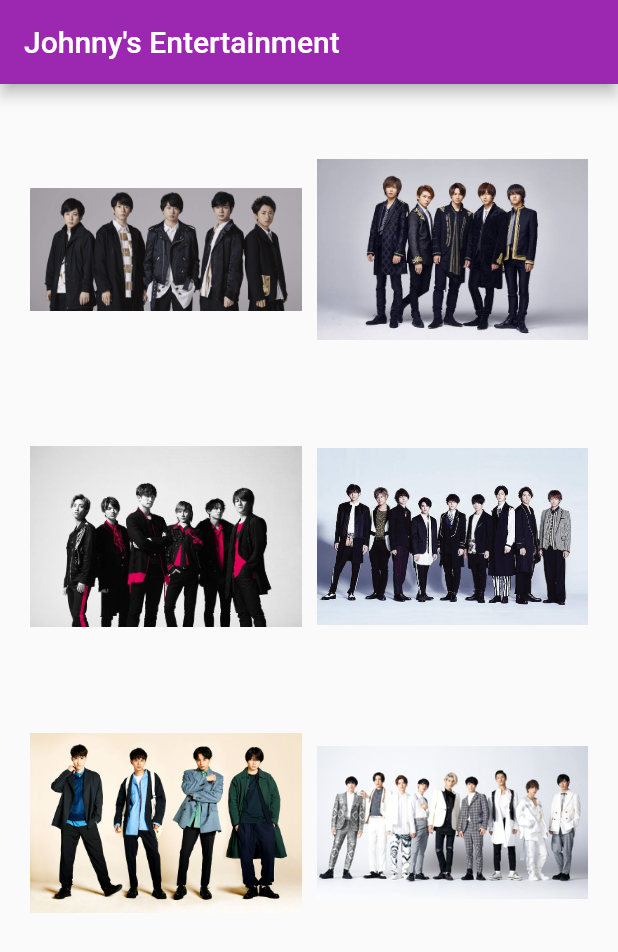
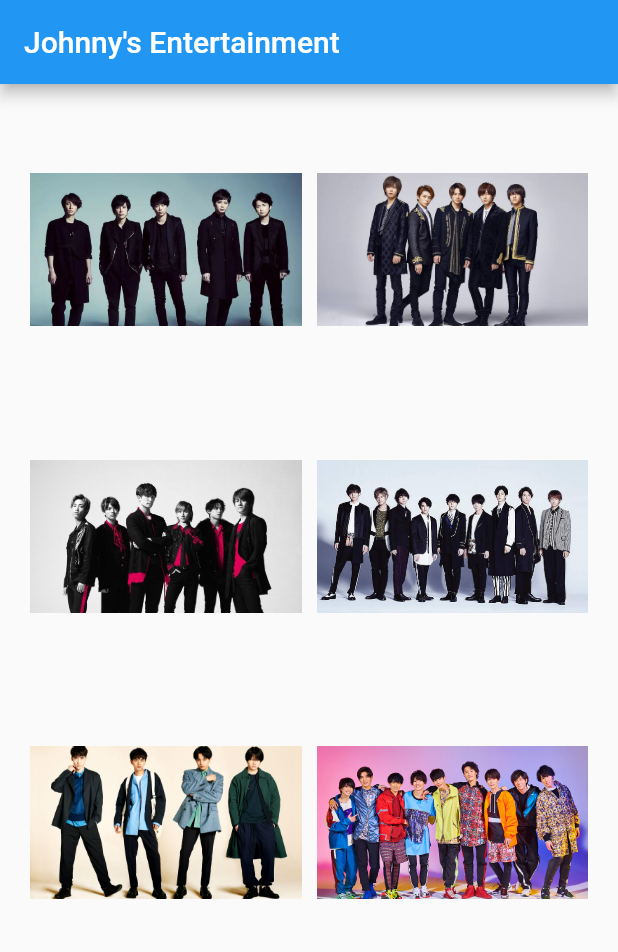
Before and after one commit to ainanabilahh/johnnysidolfe, a Flutter app: the screen it shows after launch, on a phone screen of 412 x 824 dp. Shown: the top 952 px of the screen. Run offline on Flutter 3.47's test engine with Material 2 defaults, Android fonts, the phone set to English and light mode, and no system bars.

Commit message:
Update image

```diff
--- a/lib/main.dart
+++ b/lib/main.dart
@@ -5,73 +5,32 @@ void main() {
 }
 
 class MyApp extends StatelessWidget {
-  // This widget is the root of your application.
   @override
   Widget build(BuildContext context) {
     return MaterialApp(
-      title: 'Johnny\'s Entertainment',
-      theme: ThemeData(
-        // This is the theme of your application.
-        //
-        // Try running your application with "flutter run". You'll see theb
-        // application has a blue toolbar. Then, without quitting the app, try
-        // changing the primarySwatch below to Colors.green and then invoke
-        // "hot reload" (press "r" in the console where you ran "flutter run",
-        // or simply save your changes to "hot reload" in a Flutter IDE).
-        // Notice that the counter didn't reset back to zero; the application
-        // is not restarted.
-        primarySwatch: Colors.purple,
-        // This makes the visual density adapt to the platform that you run
-        // the app on. For desktop platforms, the controls will be smaller and
-        // closer together (more dense) than on mobile platforms.
-        visualDensity: VisualDensity.adaptivePlatformDensity,
-      ),
-      home: MyHomePage(title: 'Johnny\'s Entertainment'),
+      home: HomeScreen(),
     );
   }
 }
 
-class MyHomePage extends StatefulWidget {
-  MyHomePage({
-    Key key,
-    this.title
+class HomeScreen extends StatefulWidget {
+  HomeScreen({
+    Key key
   }): super(key: key);
 
-  // This widget is the home page of your application. It is stateful, meaning
-  // that it has a State object (defined below) that contains fields that affect
-  // how it looks.
-
-  // This class is the configuration for the state. It holds the values (in this
-  // case the title) provided by the parent (in this case the App widget) and
-  // used by the build method of the State. Fields in a Widget subclass are
-  // always marked "final".
-
-  final String title;
-
-  @override
-  _MyHomePageState createState() => _MyHomePageState();
+  _HomeScreenState createState() => _HomeScreenState();
 }
 
-class _MyHomePageState extends State < MyHomePage > {
-
+class _HomeScreenState extends State < HomeScreen > {
   @override
   Widget build(BuildContext context) {
-    // This method is rerun every time setState is called, for instance as done
-    // by the _incrementCounter method above.
-    //
-    // The Flutter framework has been optimized to make rerunning build methods
-    // fast, so that you can just rebuild anything that needs updating rather
-    // than having to individually change instances of widgets.
     return Scaffold(
       appBar: AppBar(
         // Here we take the value from the MyHomePage object that was created by
         // the App.build method, and use it to set our appbar title.
-        title: Text(widget.title),
+        title: Text("Johnny's Entertainment"),
       ),
       body: Center(
-
-        // Center is a layout widget. It takes a single child and positions it
-        // in the middle of the parent.
         child: GridView.count(
           primary: false,
           padding: const EdgeInsets.all(20),
@@ -79,13 +38,16 @@ class _MyHomePageState extends State < MyHomePage > {
             mainAxisSpacing: 10,
             crossAxisCount: 2,
             children: < Widget > [
-              GestureDetector(
-                child: Image(image: AssetImage("images/arashi.png")),
-                onTap: () {
-                  Navigator.push(context, MaterialPageRoute(
-                    builder: (context) => DetailScreen("images/arashi.png"),
-                  ));
-                },
+              AspectRatio(
+                aspectRatio: 3 / 3,
+                child: GestureDetector(
+                  child: Image(image: AssetImage("images/arashi.jpg")),
+                  onTap: () {
+                    Navigator.push(context, MaterialPageRoute(
+                      builder: (context) => DetailScreen("images/arashi.jpg"),
+                    ));
+                  },
+                ),
               ),
               GestureDetector(
                 child: Image(image: AssetImage("images/kinpuri.jpg")),
@@ -120,25 +82,23 @@ class _MyHomePageState extends State < MyHomePage > {
                 },
               ),
               GestureDetector(
-                child: Image(image: AssetImage("images/snowman.png")),
+                child: Image(image: AssetImage("images/snowman.jpg")),
                 onTap: () {
                   Navigator.push(context, MaterialPageRoute(
-                    builder: (context) => DetailScreen("images/snowman.png"),
+                    builder: (context) => DetailScreen("images/snowman.jpg"),
                   ));
                 },
               ),
             ],
         ),
-
-      ),
+      )
     );
   }
 }
 
-
 class DetailScreen extends StatelessWidget {
-  String something;
-  DetailScreen(this.something);
+  String url;
+  DetailScreen(this.url);
   @override
   Widget build(BuildContext context) {
     return Scaffold(
@@ -146,7 +106,7 @@ class DetailScreen extends StatelessWidget {
         child: Center(
           child: Hero(
             tag: 'imageHero',
-            child: Image(image: AssetImage(this.something))
+            child: Image(image: AssetImage(this.url))
           ),
         ),
         onTap: () {
```
Also changed, not shown: lib/hello_page.dart (deleted, +0 -23 lines), lib/test.dart (deleted, +0 -72 lines), images/arashi.jpg, images/arashi.png (deleted), images/arashi2.jpg (added), images/hsj.jpg, images/kinpuri.jpg, images/sexyzone.jpg, images/sixtones.jpg, images/snowman.jpg (added), images/snowman.png (deleted).
